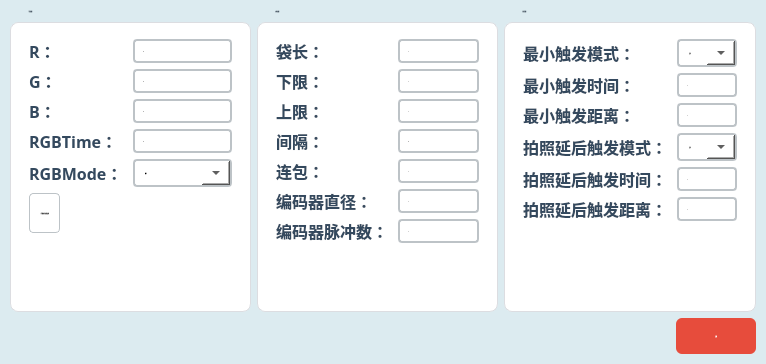
First picture: the form in librecad/src/OCRdemo/XJadmin.ui, repository Hcj1108/Librecad_AFP5000, before the edit.
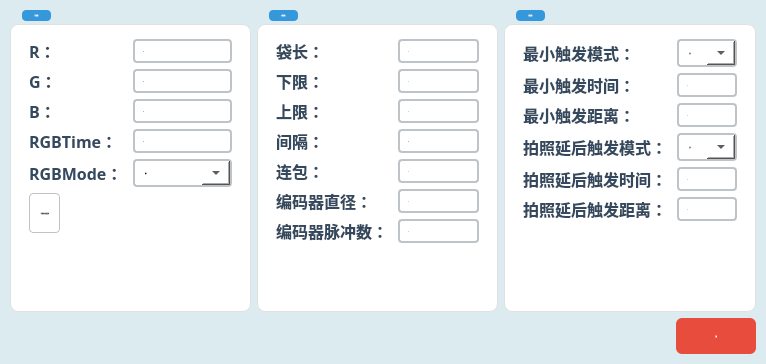
Second picture: the form after the edit. Icons and pictures are not drawn.

```diff
--- a/librecad/src/OCRdemo/XJadmin.ui
+++ b/librecad/src/OCRdemo/XJadmin.ui
@@ -50,8 +50,9 @@
          </font>
         </property>
         <property name="styleSheet">
-         <string notr="true">QGroupBox{font: bold 14px &quot;Microsoft YaHei&quot;; color: #2c3e50; border: 1px solid #dcdde1; border-radius: 8px; margin-top: 12px; padding-top: 16px; background: #ffffff;}
-QGroupBox::title{subcontrol-origin: margin; left: 12px; padding: 0 6px;}</string>
+         <string notr="true">
+QGroupBox{font: bold 14px &quot;Microsoft YaHei&quot;; color: #2c3e50; border: 1px solid #e0e0e0; border-radius: 8px; margin-top: 14px; padding-top: 18px; background: #ffffff;}
+QGroupBox::title{subcontrol-origin: margin; left: 12px; padding: 4px 12px; background: #3498db; color: white; border-radius: 4px;}</string>
         </property>
         <property name="title">
          <string>光源设置</string>
@@ -338,8 +339,8 @@
          </font>
         </property>
         <property name="styleSheet">
-         <string notr="true">QGroupBox{font: bold 14px &quot;Microsoft YaHei&quot;; color: #2c3e50; border: 1px solid #dcdde1; border-radius: 8px; margin-top: 12px; padding-top: 16px; background: #ffffff;}
-QGroupBox::title{subcontrol-origin: margin; left: 12px; padding: 0 6px;}</string>
+         <string notr="true">QGroupBox{font: bold 14px &quot;Microsoft YaHei&quot;; color: #2c3e50; border: 1px solid #e0e0e0; border-radius: 8px; margin-top: 14px; padding-top: 18px; background: #ffffff;}
+QGroupBox::title{subcontrol-origin: margin; left: 12px; padding: 4px 12px; background: #3498db; color: white; border-radius: 4px;}</string>
         </property>
         <property name="title">
          <string>剔除设置</string>
@@ -671,8 +672,8 @@
          </font>
         </property>
         <property name="styleSheet">
-         <string notr="true">QGroupBox{font: bold 14px &quot;Microsoft YaHei&quot;; color: #2c3e50; border: 1px solid #dcdde1; border-radius: 8px; margin-top: 12px; padding-top: 16px; background: #ffffff;}
-QGroupBox::title{subcontrol-origin: margin; left: 12px; padding: 0 6px;}</string>
+         <string notr="true">QGroupBox{font: bold 14px &quot;Microsoft YaHei&quot;; color: #2c3e50; border: 1px solid #e0e0e0; border-radius: 8px; margin-top: 14px; padding-top: 18px; background: #ffffff;}
+QGroupBox::title{subcontrol-origin: margin; left: 12px; padding: 4px 12px; background: #3498db; color: white; border-radius: 4px;}</string>
         </property>
         <property name="title">
          <string>触发设置</string>
```
